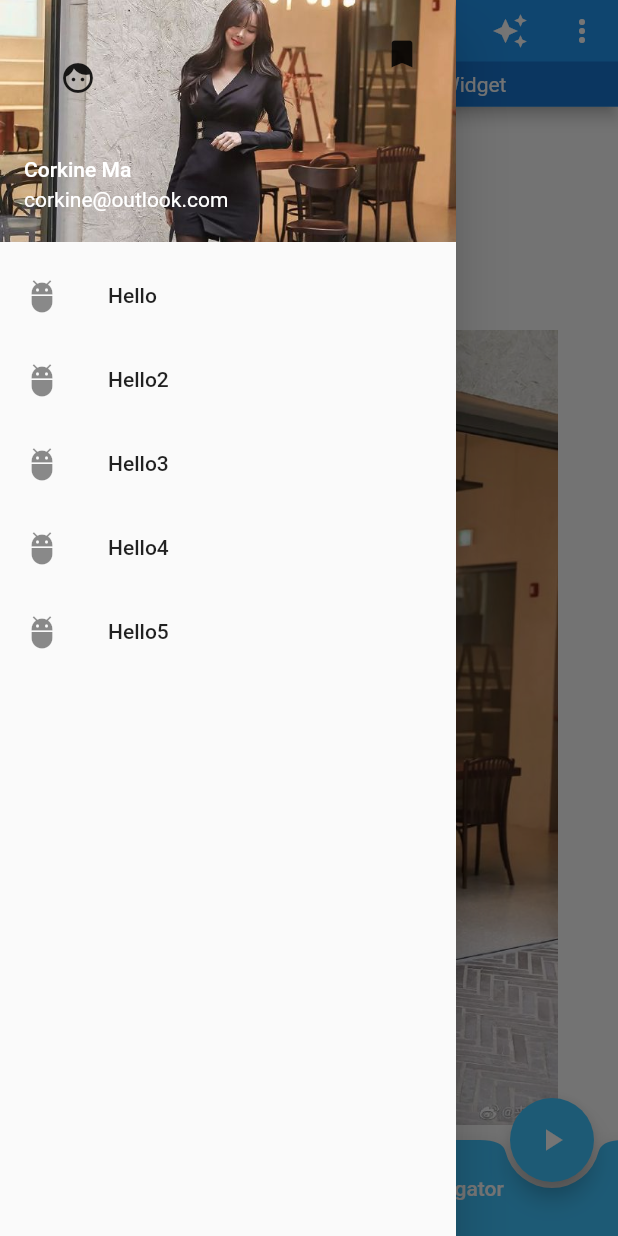
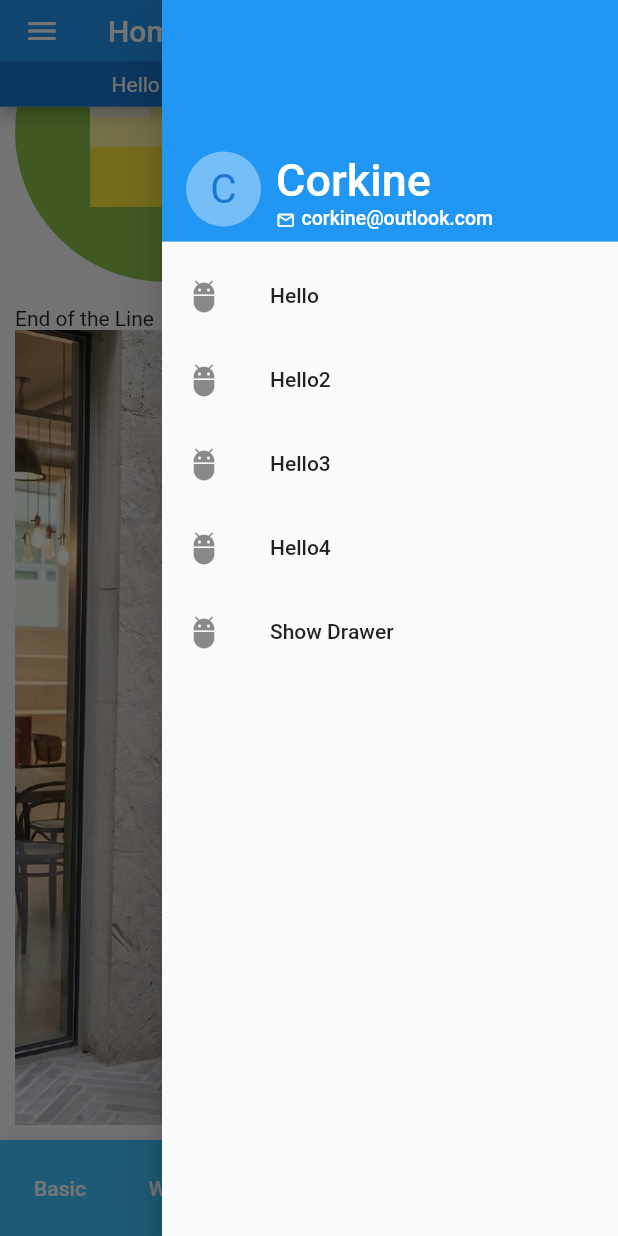
Before and after one commit to corkine/cyber-me-client-early, a Flutter app: the screen it shows after launch, scrolled down 395 dp, after a tap on the "menu" icon, on a phone screen of 412 x 824 dp. Run offline on Flutter 3.47's test engine with Material 2 defaults, Android fonts, the phone set to English and light mode, and no system bars.

Commit message:
add some files

```diff
--- a/lib/pages/home.dart
+++ b/lib/pages/home.dart
@@ -71,33 +71,20 @@ class _HomeState extends State<Home> with SingleTickerProviderStateMixin {
   @override
   Widget build(BuildContext context) {
     return Scaffold(
-        drawer: Drawer(
-          child: ListView(children: [
-            UserAccountsDrawerHeader(
-              decoration: BoxDecoration(
-                  image: DecorationImage(
-                      fit: BoxFit.fitWidth,
-                      alignment: Alignment.centerLeft,
-                      image: AssetImage('asserts/images/girl.jpg'))),
-              accountEmail: Text('corkine@outlook.com'),
-              accountName: Text('Corkine Ma'),
-              currentAccountPicture: Icon(Icons.face),
-              otherAccountsPictures: [Icon(Icons.bookmark)],
-            ),
-            ListTile(leading: Icon(Icons.adb_sharp),title: Text('Hello'), onTap: () {},),
-            ListTile(leading: Icon(Icons.adb_sharp),title: Text('Hello2'),onTap: () {},),
-            ListTile(leading: Icon(Icons.adb_sharp),title: Text('Hello3'),onTap: () {},),
-            ListTile(leading: Icon(Icons.adb_sharp),title: Text('Hello4'),onTap: () {},),
-            ListTile(leading: Icon(Icons.adb_sharp),title: Text('Hello5'),onTap: () {},),
-          ]),
-        ),
+        drawer: const Class4LeftDrawer(),
+        endDrawer: const Class4Drawer(),
         appBar: AppBar(
             leading: Builder(
-              builder: (c) => IconButton(
-                  icon: Icon(Icons.menu),
-                  onPressed: () {
-                    Scaffold.of(c).openDrawer();
-                  }),
+              builder: (c) => Tooltip(
+                message: 'width > 400 show endDrawer, < 400 show Drawer',
+                child: IconButton(
+                    icon: Icon(Icons.menu),
+                    onPressed: () {
+                      MediaQuery.of(context).size.width > 400
+                          ? Scaffold.of(c).openEndDrawer()
+                          : Scaffold.of(c).openDrawer();
+                    }),
+              ),
             ),
             title: Text('Home - $tools'),
             actions: [
--- a/lib/widgets/class4.dart
+++ b/lib/widgets/class4.dart
@@ -72,3 +72,139 @@ class _GratitudeState extends State<Gratitude> {
     );
   }
 }
+
+
+class Class4LeftDrawer extends StatelessWidget {
+  const Class4LeftDrawer({
+    Key key,
+  }) : super(key: key);
+
+  @override
+  Widget build(BuildContext context) {
+    return Drawer(
+      child: ListView(children: [
+        UserAccountsDrawerHeader(
+          decoration: BoxDecoration(
+              image: DecorationImage(
+                  fit: BoxFit.fitWidth,
+                  alignment: Alignment.centerLeft,
+                  image: AssetImage('asserts/images/girl.jpg'))),
+          accountEmail: Text('corkine@outlook.com'),
+          accountName: Text('Corkine Ma'),
+          currentAccountPicture: Icon(Icons.face),
+          otherAccountsPictures: [Icon(Icons.bookmark)],
+        ),
+        ListTile(
+          leading: Icon(Icons.adb_sharp),
+          title: Text('Hello'),
+          onTap: () {},
+        ),
+        ListTile(
+          leading: Icon(Icons.adb_sharp),
+          title: Text('Hello2'),
+          onTap: () {},
+        ),
+        ListTile(
+          leading: Icon(Icons.adb_sharp),
+          title: Text('Hello3'),
+          onTap: () {},
+        ),
+        ListTile(
+          leading: Icon(Icons.adb_sharp),
+          title: Text('Hello4'),
+          onTap: () {},
+        ),
+        Builder(
+          builder: (content) => ListTile(
+            leading: Icon(Icons.adb_sharp),
+            title: Text('Show End Drawer'),
+            onTap: () {
+              Scaffold.of(content).openEndDrawer();
+            },
+          ),
+        ),
+      ]),
+    );
+  }
+}
+
+class Class4Drawer extends StatelessWidget {
+  const Class4Drawer({
+    Key key,
+  }) : super(key: key);
+
+  @override
+  Widget build(BuildContext context) {
+    return Drawer(
+      child: ListView(children: [
+        DrawerHeader(
+          child: Row(
+            mainAxisAlignment: MainAxisAlignment.start,
+            crossAxisAlignment: CrossAxisAlignment.end,
+            children: [
+              Padding(
+                padding: const EdgeInsets.only(right: 10,bottom: 2),
+                child: CircleAvatar(
+                  radius: 25,
+                  backgroundColor: Colors.white38,
+                  child: Text('C',style: TextStyle(fontSize: 27),),
+                ),
+              ),
+              Column(
+                crossAxisAlignment: CrossAxisAlignment.start,
+                mainAxisAlignment: MainAxisAlignment.end,
+                mainAxisSize: MainAxisSize.min,
+                children: [
+                  Text('Corkine',
+                      style: TextStyle(color: Colors.white, fontSize: 30)),
+                  Row(
+                    children: [
+                      Padding(
+                        padding: const EdgeInsets.only(right: 4,top: 2.4),
+                        child: Icon(Icons.email_outlined, color: Colors.white, size: 13,),
+                      ),
+                      Text(
+                        'corkine@outlook.com',
+                        style: TextStyle(color: Colors.white, fontSize: 13),
+                      )
+                    ],
+                  ),
+                ],
+              ),
+            ],
+          ),
+          decoration: BoxDecoration(color: Colors.blue),
+        ),
+        ListTile(
+          leading: Icon(Icons.adb_sharp),
+          title: Text('Hello'),
+          onTap: () {},
+        ),
+        ListTile(
+          leading: Icon(Icons.adb_sharp),
+          title: Text('Hello2'),
+          onTap: () {},
+        ),
+        ListTile(
+          leading: Icon(Icons.adb_sharp),
+          title: Text('Hello3'),
+          onTap: () {},
+        ),
+        ListTile(
+          leading: Icon(Icons.adb_sharp),
+          title: Text('Hello4'),
+          onTap: () {},
+        ),
+        Builder(
+          builder: (content) => ListTile(
+            leading: Icon(Icons.adb_sharp),
+            title: Text('Show Drawer'),
+            onTap: () {
+              Scaffold.of(content).openDrawer();
+            },
+          ),
+        ),
+      ]),
+    );
+  }
+}
```
